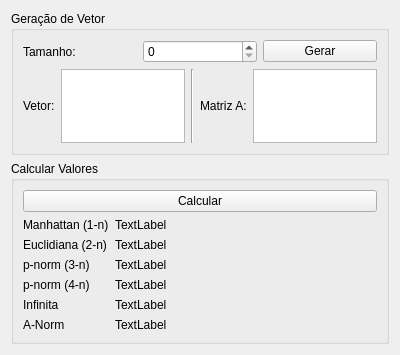
Old version of the form Algebra/Matrix01/T2/vector_norm_tab.ui in the repository RicardoBusta/Doutorado.
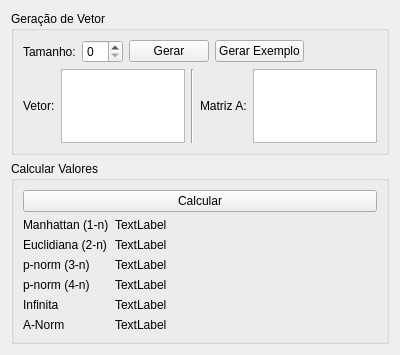
New version of the form.

Commit message: Mudando o nome do botão e adicionando um botão de gerar.

```diff
--- a/Algebra/Matrix01/T2/vector_norm_tab.ui
+++ b/Algebra/Matrix01/T2/vector_norm_tab.ui
@@ -39,6 +39,26 @@
           </property>
          </widget>
         </item>
+        <item>
+         <widget class="QPushButton" name="pushButton_3">
+          <property name="text">
+           <string>Gerar Exemplo</string>
+          </property>
+         </widget>
+        </item>
+        <item>
+         <spacer name="horizontalSpacer">
+          <property name="orientation">
+           <enum>Qt::Horizontal</enum>
+          </property>
+          <property name="sizeHint" stdset="0">
+           <size>
+            <width>40</width>
+            <height>20</height>
+           </size>
+          </property>
+         </spacer>
+        </item>
        </layout>
       </item>
       <item>
```
Left out of the diff: 2 changed lines with no effect on the pictures.
